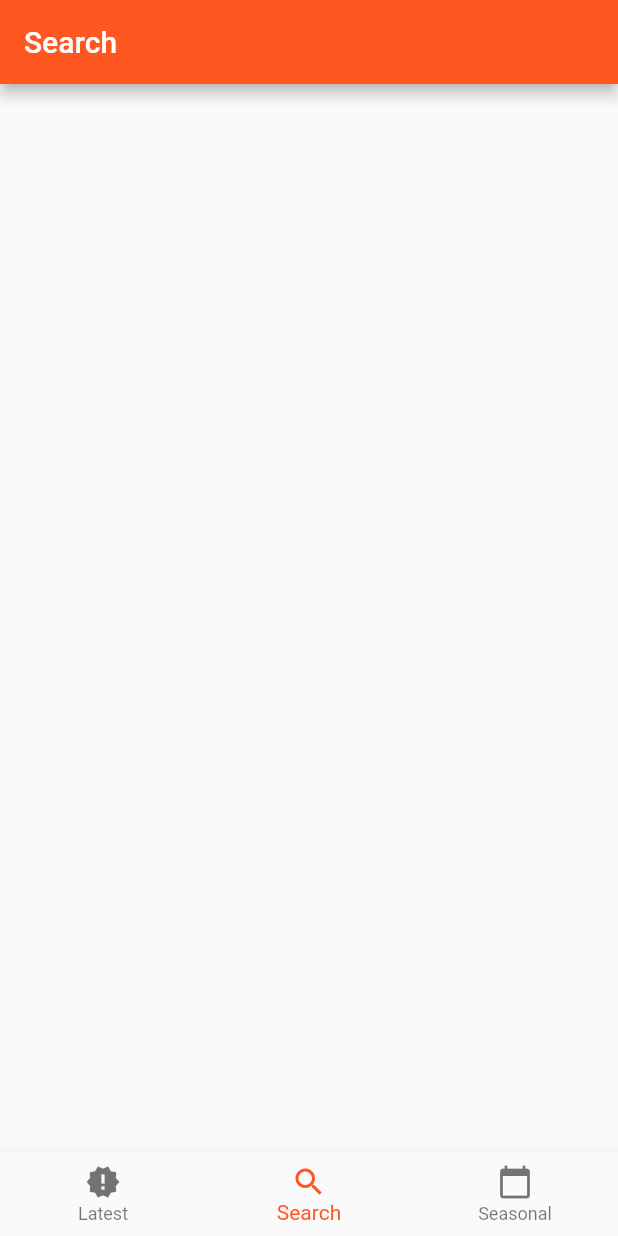
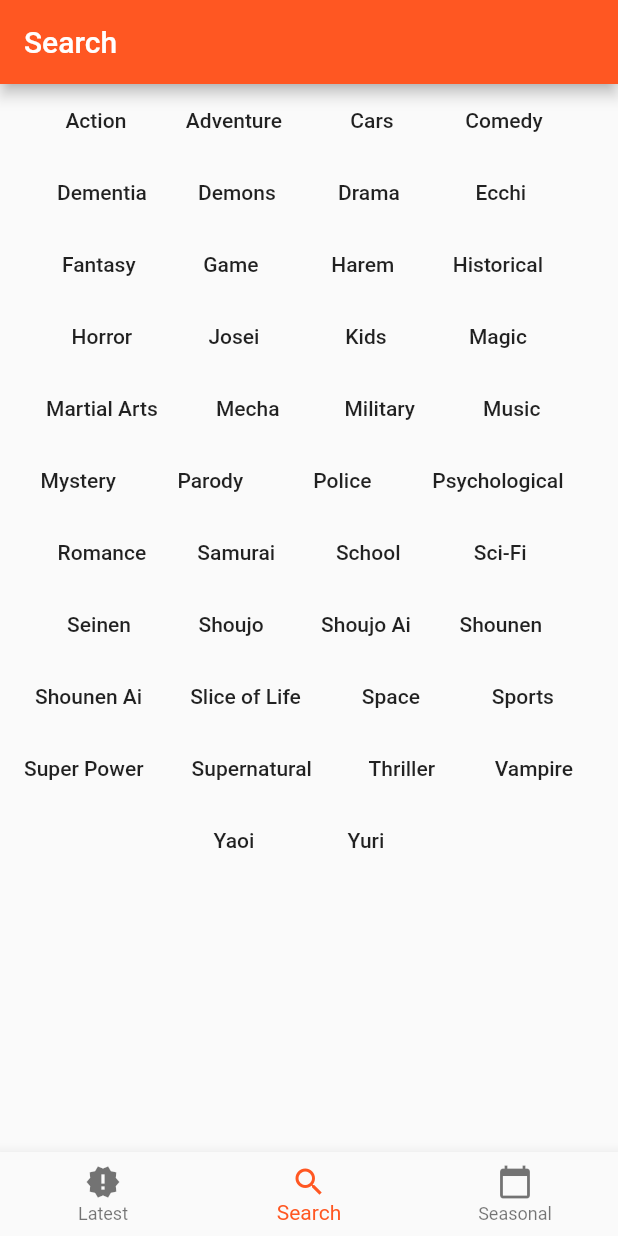
Before and after one commit to HQAnime/AnimeGo-Re, a Flutter app: the screen it shows after launch, item 2 of the bottom bar chosen, on a phone screen of 412 x 824 dp. Run offline on Flutter 3.47's test engine with Material 2 defaults, Android fonts, the phone set to English and light mode, and no system bars.

Commit message:
genre list added

```diff
--- a/AnimeGo/lib/ui/page/SearchAnime.dart
+++ b/AnimeGo/lib/ui/page/SearchAnime.dart
@@ -1,4 +1,6 @@
 import 'package:flutter/material.dart';
+
+import 'package:AnimeGo/ui/widget/GenreList.dart';
 
 /// SearchAnime class, it has a search bar and also displays lots of chips to select genres
 class SearchAnime extends StatefulWidget {
@@ -9,13 +11,14 @@ class SearchAnime extends StatefulWidget {
 }
 
 class _SearchAnimeState extends State<SearchAnime> {
+
   @override
   Widget build(BuildContext context) {
     return Scaffold(
       appBar: AppBar(
         title: Text('Search')
       ),
-      body: Container(),
+      body: GenreList()
     );
   }
 }
--- /dev/null
+++ b/AnimeGo/lib/ui/widget/GenreList.dart
@@ -0,0 +1,31 @@
+import 'package:flutter/material.dart';
+
+/// GenreList class
+class GenreList extends StatelessWidget {
+  /// The entire genre list all in one
+  final genreList = ['Action', 'Adventure', 'Cars', 'Comedy', 'Dementia', 'Demons', 'Drama', 'Ecchi', 'Fantasy',
+                    'Game', 'Harem', 'Historical', 'Horror', 'Josei', 'Kids', 'Magic', 'Martial Arts', 'Mecha', 'Military',
+                    'Music', 'Mystery', 'Parody', 'Police', 'Psychological', 'Romance', 'Samurai', 'School', 'Sci-Fi',
+                    'Seinen', 'Shoujo', 'Shoujo Ai', 'Shounen', 'Shounen Ai', 'Slice of Life', 'Space', 'Sports', 'Super Power',
+                    'Supernatural', 'Thriller', 'Vampire', 'Yaoi', 'Yuri'];
+
+  GenreList({Key key}) : super(key: key);
+
+  @override
+  Widget build(BuildContext context) {
+    return Wrap(
+      alignment: WrapAlignment.center,
+      children: this.renderGenres(),
+    );
+  }
+
+  /// Render all genres as chips
+  List<Widget> renderGenres() {
+    // Return a fixed length array (growable to be false)
+    return this.genreList.map((item) => FlatButton(
+        child: Text(item),
+        onPressed: () {},
+      ),
+    ).toList(growable: false);
+  }
+}
```
